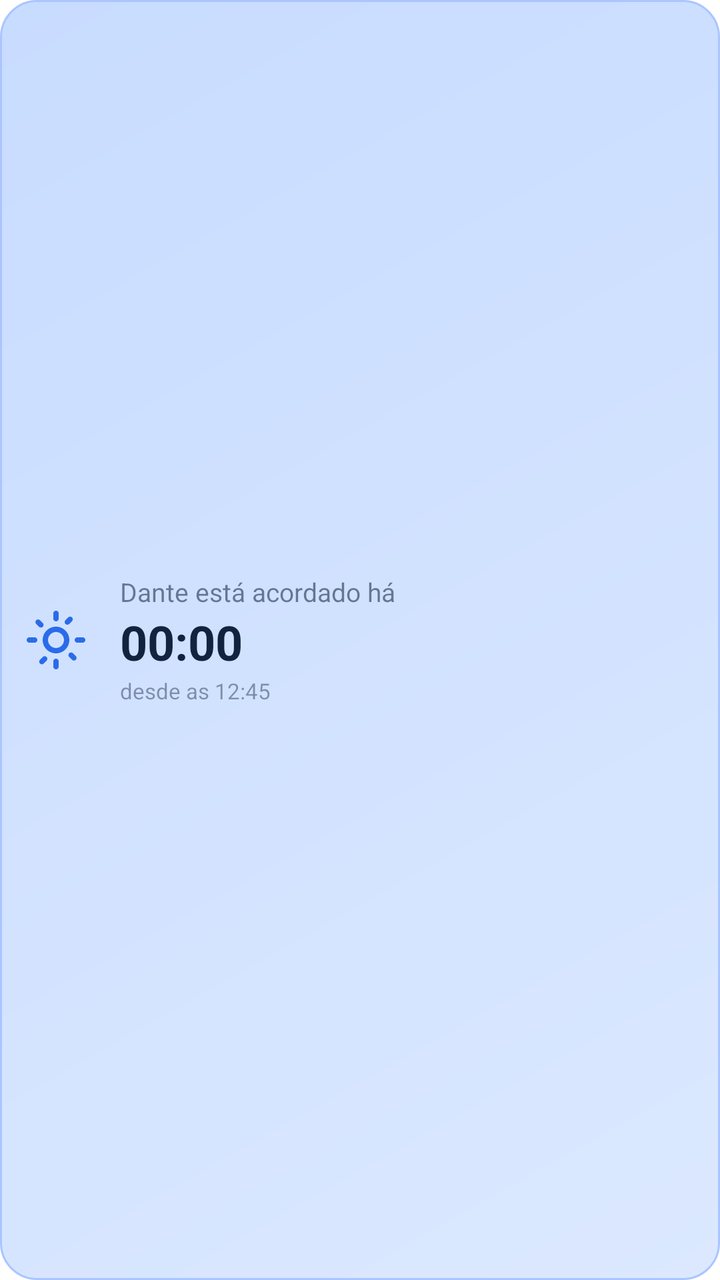
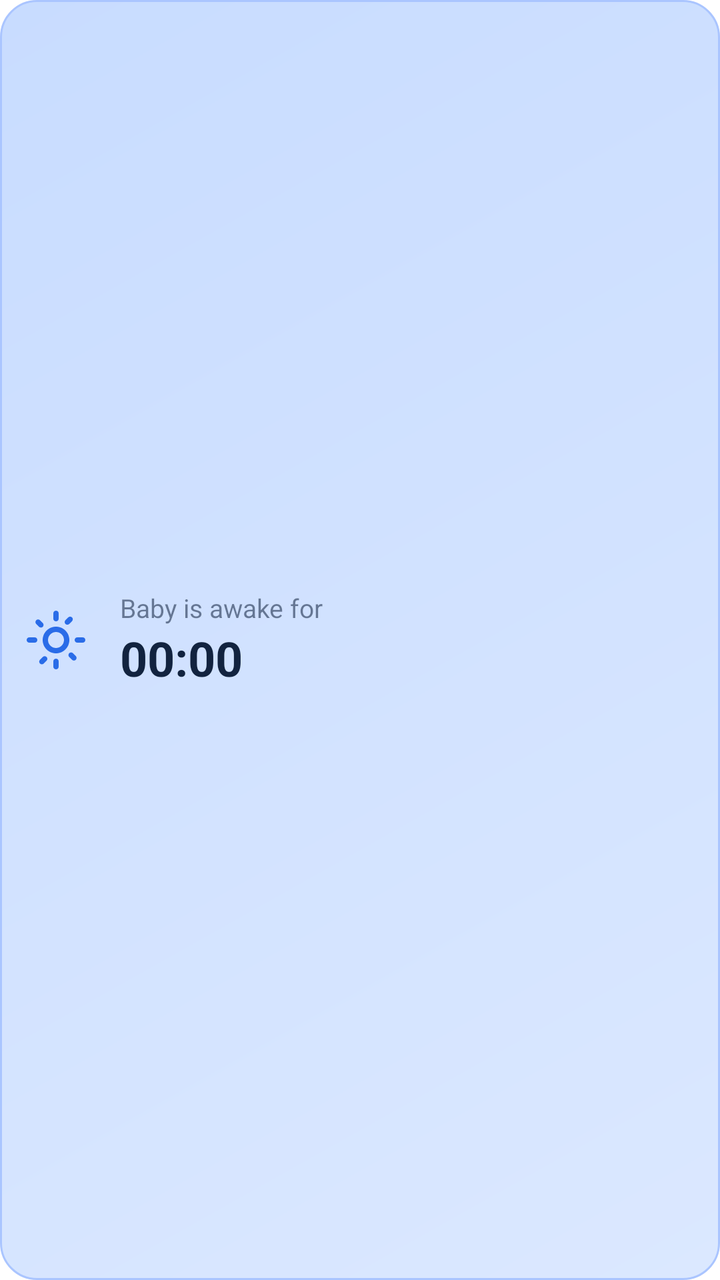

Compare the two renders of this Android layout. The source of the first and the diff that turns it into the second are given below.
<!-- AndroidManifest.xml: fallback theme Theme.MaterialComponents.DayNight.NoActionBar -->
<!-- res/layout/dante_sleep_widget_layout.xml -->
<?xml version="1.0" encoding="utf-8"?>
<LinearLayout xmlns:android="http://schemas.android.com/apk/res/android"
    android:id="@+id/widget_container"
    android:layout_width="match_parent"
    android:layout_height="match_parent"
    android:orientation="horizontal"
    android:gravity="center_vertical"
    android:padding="12dp"
    android:background="@drawable/widget_bg_awake">

    <ImageView
        android:id="@+id/widget_icon"
        android:layout_width="32dp"
        android:layout_height="32dp"
        android:layout_marginEnd="12dp"
        android:src="@drawable/ic_sun" />

    <LinearLayout
        android:layout_width="0dp"
        android:layout_height="wrap_content"
        android:layout_weight="1"
        android:orientation="vertical"
        android:layout_marginStart="4dp">

        <TextView
            android:id="@+id/widget_status_label"
            android:layout_width="wrap_content"
            android:layout_height="wrap_content"
            android:text="Dante está acordado há"
            android:textSize="13sp"
            android:textColor="#9012233F" />

        <Chronometer
            android:id="@+id/widget_chronometer"
            android:layout_width="wrap_content"
            android:layout_height="wrap_content"
            android:textSize="24sp"
            android:textStyle="bold"
            android:textColor="#12233F" />

        <TextView
            android:id="@+id/widget_status_since"
            android:layout_width="wrap_content"
            android:layout_height="wrap_content"
            android:layout_marginTop="1dp"
            android:text="desde as 12:45"
            android:textSize="11sp"
            android:textColor="#7012233F" />
    </LinearLayout>

</LinearLayout>
<!-- resources referenced by this layout -->
<resources>
  <!-- drawable ic_sun (drawable) -->
  <vector xmlns:android="http://schemas.android.com/apk/res/android"
      android:width="24dp"
      android:height="24dp"
      android:viewportWidth="24"
      android:viewportHeight="24">
    <path
        android:fillColor="#FF2A6CE8"
        android:pathData="M12,9c1.65,0 3,1.35 3,3s-1.35,3 -3,3s-3,-1.35 -3,-3s1.35,-3 3,-3 M12,7c-2.76,0 -5,2.24 -5,5s2.24,5 5,5s5,-2.24 5,-5s-2.24,-5 -5,-5L12,7z M2,13l2,0c0.55,0 1,-0.45 1,-1s-0.45,-1 -1,-1L2,11c-0.55,0 -1,0.45 -1,1s0.45,1 1,1z M20,13l2,0c0.55,0 1,-0.45 1,-1s-0.45,-1 -1,-1l-2,0c-0.55,0 -1,0.45 -1,1s0.45,1 1,1z M11,2l0,2c0,0.55 0.45,1 1,1s1,-0.45 1,-1L13,2c0,-0.55 -0.45,-1 -1,-1S11,1.45 11,2z M11,20l0,2c0,0.55 0.45,1 1,1s1,-0.45 1,-1l0,-2c0,-0.55 -0.45,-1 -1,-1S11,19.45 11,20z M5.99,4.58c-0.39,-0.39 -1.03,-0.39 -1.41,0s-0.39,1.03 0,1.41l1.06,1.06c0.39,0.39 1.03,0.39 1.41,0s0.39,-1.03 0,-1.41L5.99,4.58z M18.36,16.95c-0.39,-0.39 -1.03,-0.39 -1.41,0s-0.39,1.03 0,1.41l1.06,1.06c0.39,0.39 1.03,0.39 1.41,0s0.39,-1.03 0,-1.41L18.36,16.95z M7.05,18.36l-1.06,1.06c-0.39,0.39 -0.39,1.03 0,1.41s1.03,0.39 1.41,0l1.06,-1.06c0.39,-0.39 0.39,-1.03 0,-1.41s-1.02,-0.38 -1.41,0z M16.95,5.99l1.06,-1.06c0.39,-0.39 0.39,-1.03 0,-1.41s-1.03,-0.39 -1.41,0l-1.06,1.06c-0.39,0.39 -0.39,1.03 0,1.41s1.02,0.39 1.41,0z"/>
  </vector>
  <!-- drawable widget_bg_awake (drawable) -->
  <?xml version="1.0" encoding="utf-8"?>
  <shape xmlns:android="http://schemas.android.com/apk/res/android"
      android:shape="rectangle">
      <gradient
          android:startColor="#DBE8FF"
          android:endColor="#C8DCFF"
          android:angle="135" />
      <corners android:radius="18dp" />
      <stroke
          android:width="1dp"
          android:color="#AAC5FF" />
  </shape>
</resources>

<!-- the commit's change to res/layout/dante_sleep_widget_layout.xml (unified diff, before → after) -->
@@ -26,7 +26,7 @@
             android:id="@+id/widget_status_label"
             android:layout_width="wrap_content"
             android:layout_height="wrap_content"
-            android:text="Dante está acordado há"
+            android:text="@string/widget_status_label_default"
             android:textSize="13sp"
             android:textColor="#9012233F" />
 
@@ -37,15 +37,6 @@
             android:textSize="24sp"
             android:textStyle="bold"
             android:textColor="#12233F" />
-
-        <TextView
-            android:id="@+id/widget_status_since"
-            android:layout_width="wrap_content"
-            android:layout_height="wrap_content"
-            android:layout_marginTop="1dp"
-            android:text="desde as 12:45"
-            android:textSize="11sp"
-            android:textColor="#7012233F" />
     </LinearLayout>
 
 </LinearLayout>
<!-- resource entries referenced after the edit -->
@@ -23,5 +23,6 @@
           android:width="1dp"
           android:color="#AAC5FF" />
   </shape>
+  <string name="widget_status_label_default">Baby is awake for</string>
 </resources>
 
